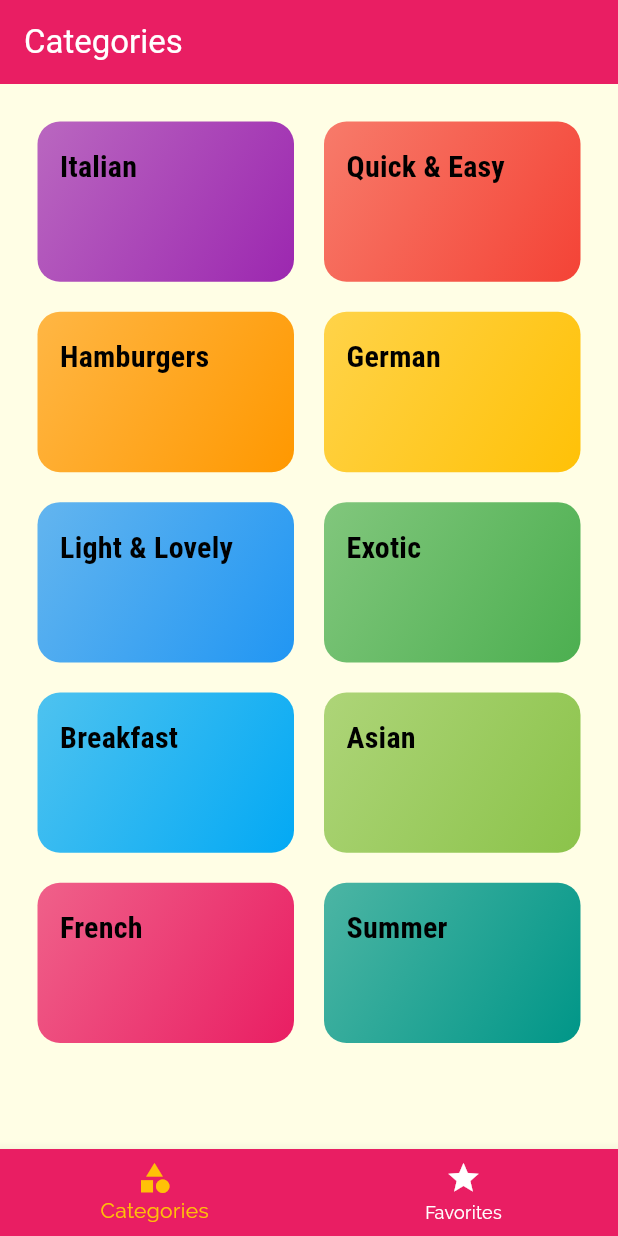
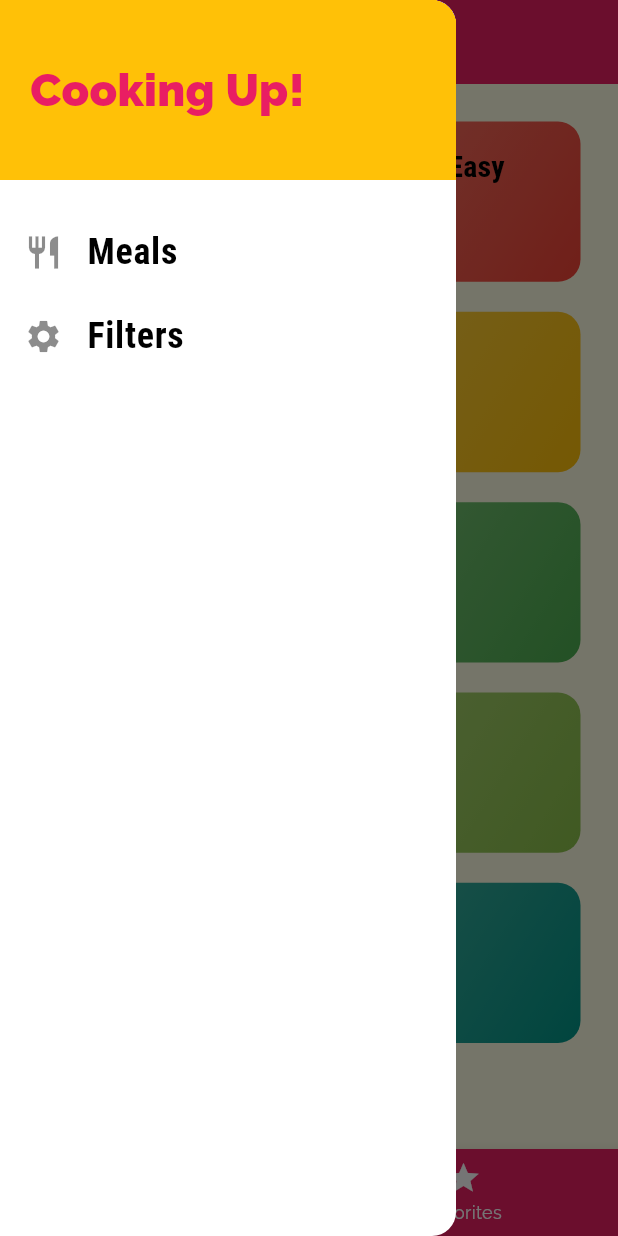
Before and after one commit to romanfarooq/Flutter-and-Dart-course, a Flutter app: the screen it shows after launch, with the side drawer open (before the commit the screen has no drawer), on a phone screen of 412 x 824 dp. Run offline on Flutter 3.47's test engine with Material 3 defaults, Android fonts, the phone set to English and light mode, and no system bars.

Commit message:
added drawer

```diff
--- a/deli_meals/lib/main.dart
+++ b/deli_meals/lib/main.dart
@@ -2,6 +2,7 @@ import 'package:flutter/material.dart';
 import 'package:flutter/services.dart';
 
 import './screens/category_meals_screen.dart';
+import './screens/filters_screen.dart';
 import './screens/meal_detail_screen.dart';
 import './screens/tabs_screen.dart';
 
@@ -51,6 +52,7 @@ class MyApp extends StatelessWidget {
         '/': (ctx) => const TabsScreen(),
         CategoryMealsScreen.routeName: (ctx) => const CategoryMealsScreen(),
         MealDetailScreen.routeName: (ctx) => const MealDetailScreen(),
+        FiltersScreen.routeName: (ctx) => const FiltersScreen(),
       },
       onUnknownRoute: (settings) {
         return MaterialPageRoute(
--- /dev/null
+++ b/deli_meals/lib/screens/filters_screen.dart
@@ -0,0 +1,22 @@
+import 'package:flutter/material.dart';
+
+import '../widgets/main_drawer.dart';
+
+class FiltersScreen extends StatelessWidget {
+  const FiltersScreen({super.key});
+
+  static const routeName = '/filters';
+
+  @override
+  Widget build(BuildContext context) {
+    return Scaffold(
+      appBar: AppBar(
+        title: const Text('Your Filters'),
+      ),
+      drawer: const MainDrawer(),
+      body: const Center(
+        child: Text('The Filters'),
+      ),
+    );
+  }
+}
--- a/deli_meals/lib/screens/tabs_screen.dart
+++ b/deli_meals/lib/screens/tabs_screen.dart
@@ -1,5 +1,6 @@
 import 'package:flutter/material.dart';
 
+import '../widgets/main_drawer.dart';
 import './categories_screen.dart';
 import './favorites_screen.dart';
 
@@ -30,6 +31,7 @@ class _TabsScreenState extends State<TabsScreen> {
       appBar: AppBar(
         title: Text(_pages[_selectedPageIndex]['title'] as String),
       ),
+      drawer: const MainDrawer(),
       body: _pages[_selectedPageIndex]['page'] as Widget,
       bottomNavigationBar: BottomNavigationBar(
         onTap: _selectPage,
--- /dev/null
+++ b/deli_meals/lib/widgets/main_drawer.dart
@@ -0,0 +1,63 @@
+import 'package:flutter/material.dart';
+
+import '../screens/filters_screen.dart';
+
+class MainDrawer extends StatelessWidget {
+  const MainDrawer({super.key});
+
+  Widget buildListTile(String title, IconData icon, VoidCallback tapHandler) {
+    return ListTile(
+      leading: Icon(
+        icon,
+        size: 26,
+        color: Colors.black45,
+      ),
+      title: Text(
+        title,
+        style: const TextStyle(
+          fontFamily: 'RobotoCondensed',
+          fontSize: 24,
+          fontWeight: FontWeight.bold,
+        ),
+      ),
+      onTap: tapHandler,
+    );
+  }
+
+  @override
+  Widget build(BuildContext context) {
+    return Drawer(
+      child: Column(
+        children: [
+          Container(
+            height: 120,
+            width: double.infinity,
+            padding: const EdgeInsets.all(20),
+            alignment: Alignment.centerLeft,
+            color: Theme.of(context).colorScheme.secondary,
+            child: Text(
+              'Cooking Up!',
+              style: TextStyle(
+                fontWeight: FontWeight.w900,
+                fontSize: 30,
+                color: Theme.of(context).colorScheme.primary,
+              ),
+            ),
+          ),
+          const SizedBox(height: 20),
+          buildListTile(
+            'Meals',
+            Icons.restaurant,
+            () => Navigator.of(context).pushReplacementNamed('/'),
+          ),
+          buildListTile(
+            'Filters',
+            Icons.settings,
+            () => Navigator.of(context)
+                .pushReplacementNamed(FiltersScreen.routeName),
+          ),
+        ],
+      ),
+    );
+  }
+}
```
